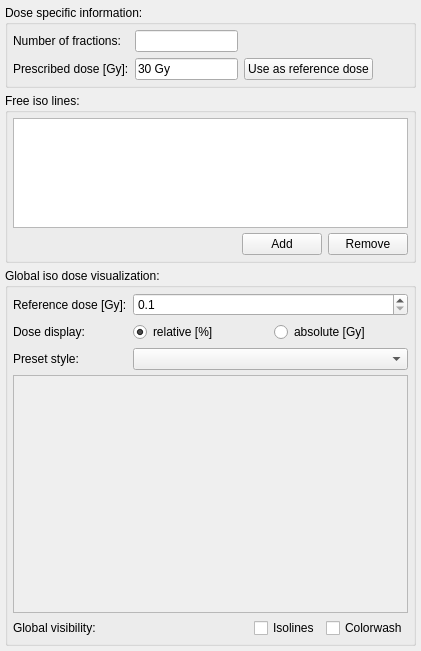
Old version of the form Plugins/org.mitk.gui.qt.dosevisualization/src/internal/RTDoseVisualizerControls.ui in the repository rfloca/MITK.
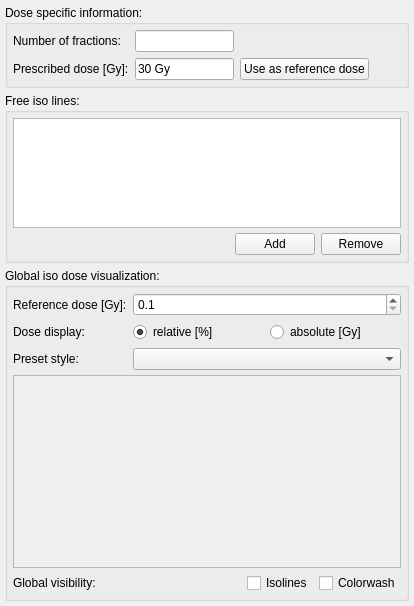
New version of the form. Icons and pictures are not drawn.

```diff
--- a/Plugins/org.mitk.gui.qt.dosevisualization/src/internal/RTDoseVisualizerControls.ui
+++ b/Plugins/org.mitk.gui.qt.dosevisualization/src/internal/RTDoseVisualizerControls.ui
@@ -6,8 +6,8 @@
    <rect>
     <x>0</x>
     <y>0</y>
-    <width>421</width>
-    <height>651</height>
+    <width>414</width>
+    <height>606</height>
    </rect>
   </property>
   <property name="minimumSize">
@@ -60,6 +60,12 @@
             <property name="enabled">
              <bool>true</bool>
             </property>
+            <property name="sizePolicy">
+             <sizepolicy hsizetype="Expanding" vsizetype="Fixed">
+              <horstretch>0</horstretch>
+              <verstretch>0</verstretch>
+             </sizepolicy>
+            </property>
             <property name="text">
              <string>30 Gy</string>
             </property>
@@ -96,6 +102,12 @@
         </item>
         <item row="0" column="2">
          <widget class="QLineEdit" name="NrOfFractions">
+          <property name="sizePolicy">
+           <sizepolicy hsizetype="Expanding" vsizetype="Fixed">
+            <horstretch>0</horstretch>
+            <verstretch>0</verstretch>
+           </sizepolicy>
+          </property>
           <property name="readOnly">
            <bool>true</bool>
           </property>
```
Left out of the diff: 44 changed lines with no effect on the pictures.
